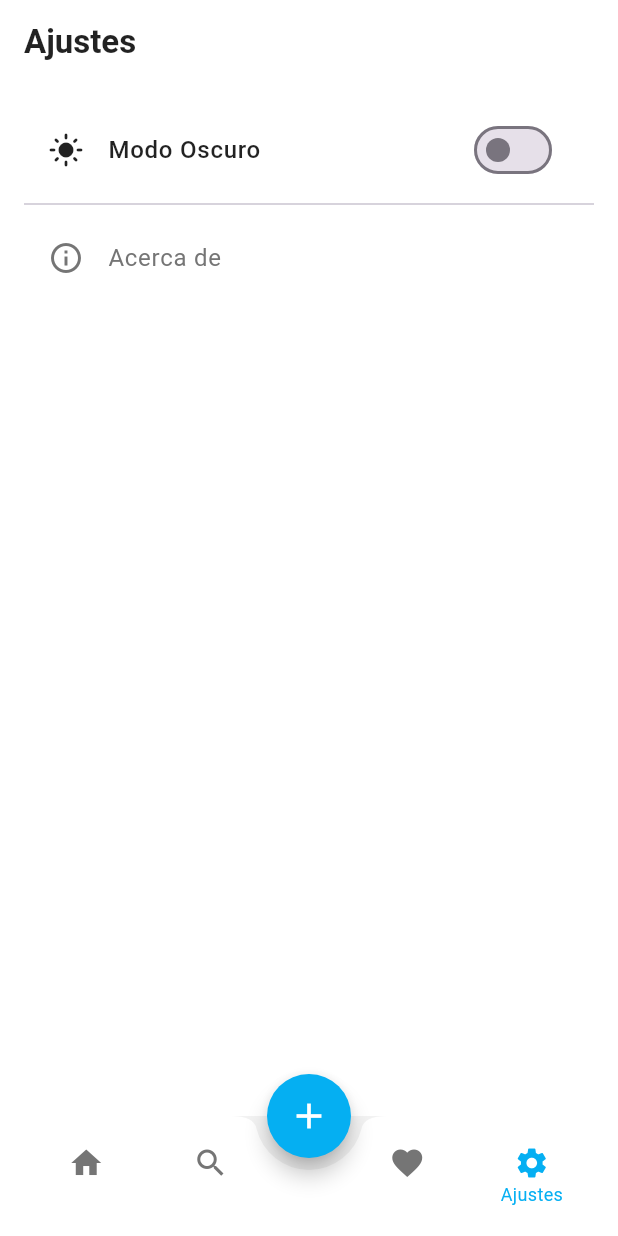
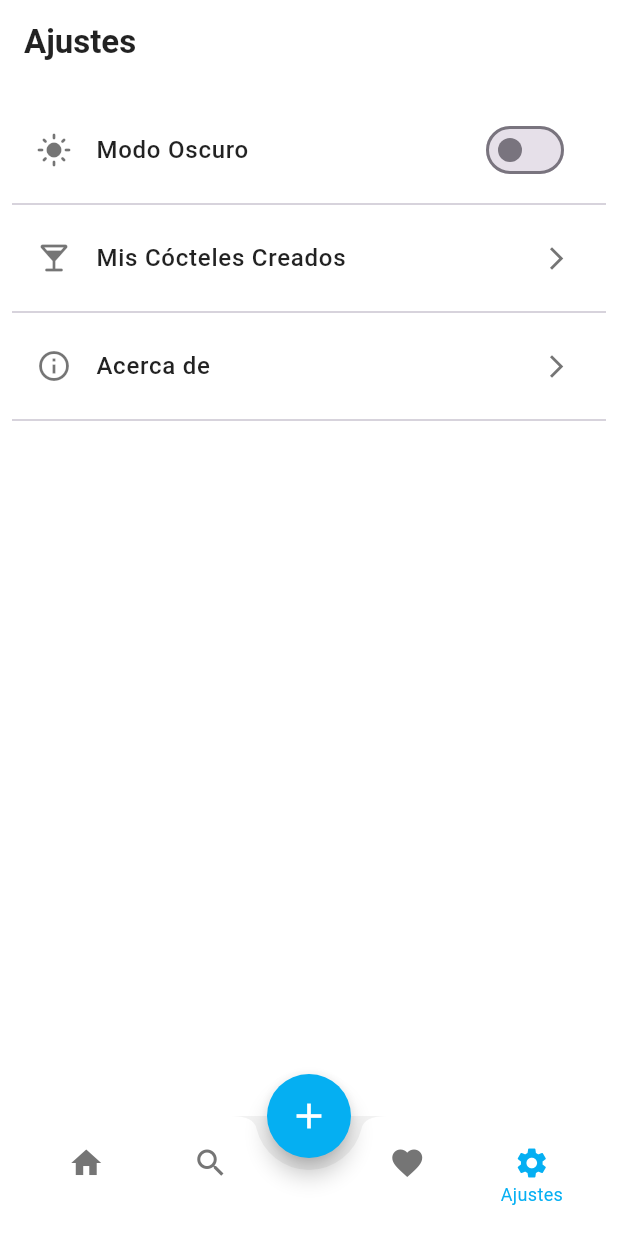
Before and after one commit to Nakotex7906/coctel_app_flutter, a Flutter app: the screen it shows after launch, item 4 of the bottom bar chosen, on a phone screen of 412 x 824 dp. Run offline on Flutter 3.47's test engine with Material 3 defaults, Android fonts, the phone set to English and light mode, and no system bars; our stand-ins replace image_picker, shared_preferences; missing offline and left inert: translator; network calls fail.

Commit message:
Se añade boton y funcionalidad para cocteles creados por el usuario

```diff
--- a/lib/features/ajustes/presentation/pantalla_ajustes.dart
+++ b/lib/features/ajustes/presentation/pantalla_ajustes.dart
@@ -1,6 +1,7 @@
 import 'package:flutter/material.dart';
 import 'package:provider/provider.dart';
-import '../../../core/services/theme_provider.dart';
+import 'package:coctel_app/core/services/theme_provider.dart';
+import './Pantalla_mis_cocteles_creados.dart' hide ThemeProvider;
 
 class PantallaAjustes extends StatelessWidget {
   const PantallaAjustes({super.key});
@@ -14,6 +15,7 @@ class PantallaAjustes extends StatelessWidget {
     final appBarColor = isDarkMode ? const Color(0xFF1E1E1E) : Colors.white;
     final textColor = isDarkMode ? Colors.white : Colors.black87;
     final hintColor = isDarkMode ? Colors.white60 : Colors.grey.shade600;
+    final iconColor = isDarkMode ? Colors.white70 : Colors.black54;
 
     return Scaffold(
       backgroundColor: scaffoldColor,
@@ -27,15 +29,16 @@ class PantallaAjustes extends StatelessWidget {
         ),
         backgroundColor: appBarColor,
         elevation: 0,
+        iconTheme: IconThemeData(color: textColor),
       ),
       body: Padding(
-        padding: const EdgeInsets.all(16.0),
+        padding: const EdgeInsets.symmetric(horizontal: 8.0, vertical: 16.0),
         child: Column(
           children: [
             ListTile(
               leading: Icon(
                 isDarkMode ? Icons.dark_mode : Icons.light_mode,
-                color: textColor,
+                color: iconColor,
               ),
               title: Text(
                 "Modo Oscuro",
@@ -49,32 +52,58 @@ class PantallaAjustes extends StatelessWidget {
                 onChanged: (value) {
                   themeProvider.toggleTheme();
                 },
-                activeTrackColor: const Color(0xFF05AFF2),
+                activeTrackColor: const Color(0xFF05AFF2).withAlpha((255 * 0.7).round()),
+                activeThumbColor: const Color(0xFF05AFF2),
               ),
             ),
             const Divider(),
+
+            // Icono para cócteles
             ListTile(
-              leading: Icon(Icons.info_outline, color: hintColor),
+              leading: Icon(
+                Icons.local_bar_rounded,
+                color: iconColor,
+              ),
+              title: Text(
+                "Mis Cócteles Creados",
+                style: TextStyle(
+                  color: textColor,
+                  fontWeight: FontWeight.w500,
+                ),
+              ),
+              trailing: Icon(Icons.arrow_forward_ios, color: hintColor, size: 18),
+              onTap: () {
+                Navigator.push(
+                  context,
+                  MaterialPageRoute(builder: (_) => const PantallaMisCoctelesCreados()),
+                );
+              },
+            ),
+            const Divider(),
+            ListTile(
+              leading: Icon(Icons.info_outline, color: iconColor),
               title: Text(
                 "Acerca de",
-                style: TextStyle(color: hintColor),
+                style: TextStyle(color: textColor, fontWeight: FontWeight.w500),
               ),
+              trailing: Icon(Icons.arrow_forward_ios, color: hintColor, size: 18),
               onTap: () {
                 showAboutDialog(
                   context: context,
                   applicationName: "BlueMix",
                   applicationVersion: "1.0.0",
                   applicationLegalese: "© 2024 BlueMix. Todos los derechos reservados.",
+                  barrierDismissible: true,
                   children: [
                     const SizedBox(height: 10),
                     Text(
                       "Esta aplicación fue creada para ayudarte a descubrir, crear y disfrutar de tus cócteles favoritos.",
-                      style: TextStyle(color: hintColor),
                     ),
                   ],
                 );
               },
             ),
+            const Divider(),
           ],
         ),
       ),
```
Also changed, not shown: lib/core/services/cocteles_creados_manager.dart (+47 -3 lines).
